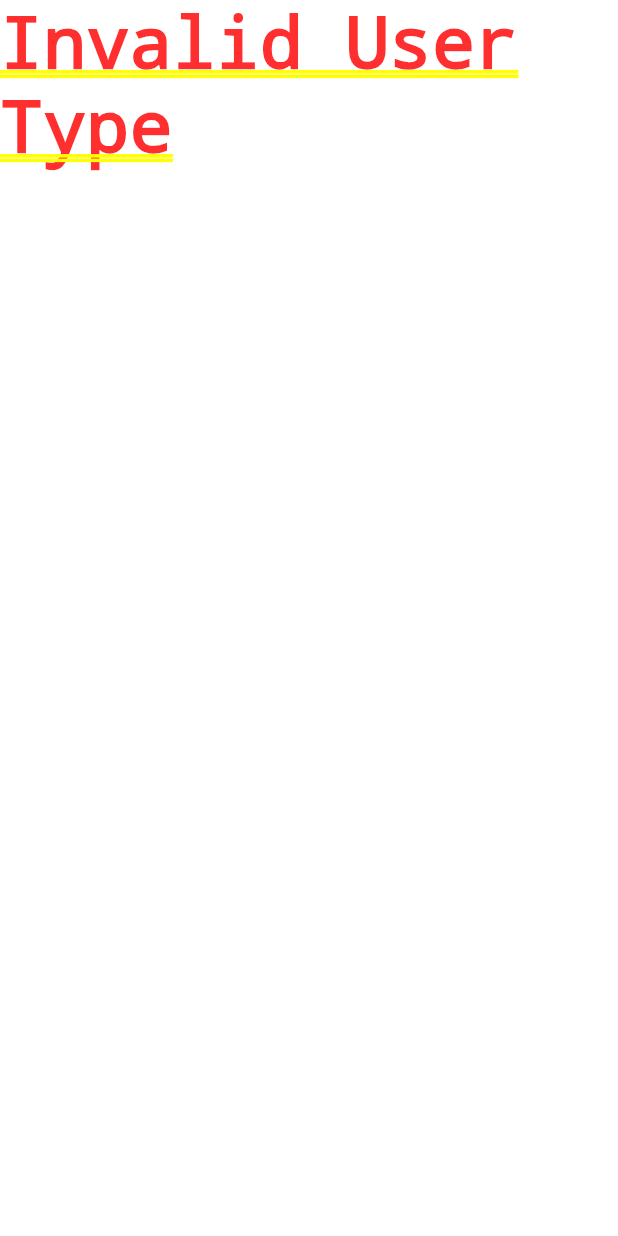
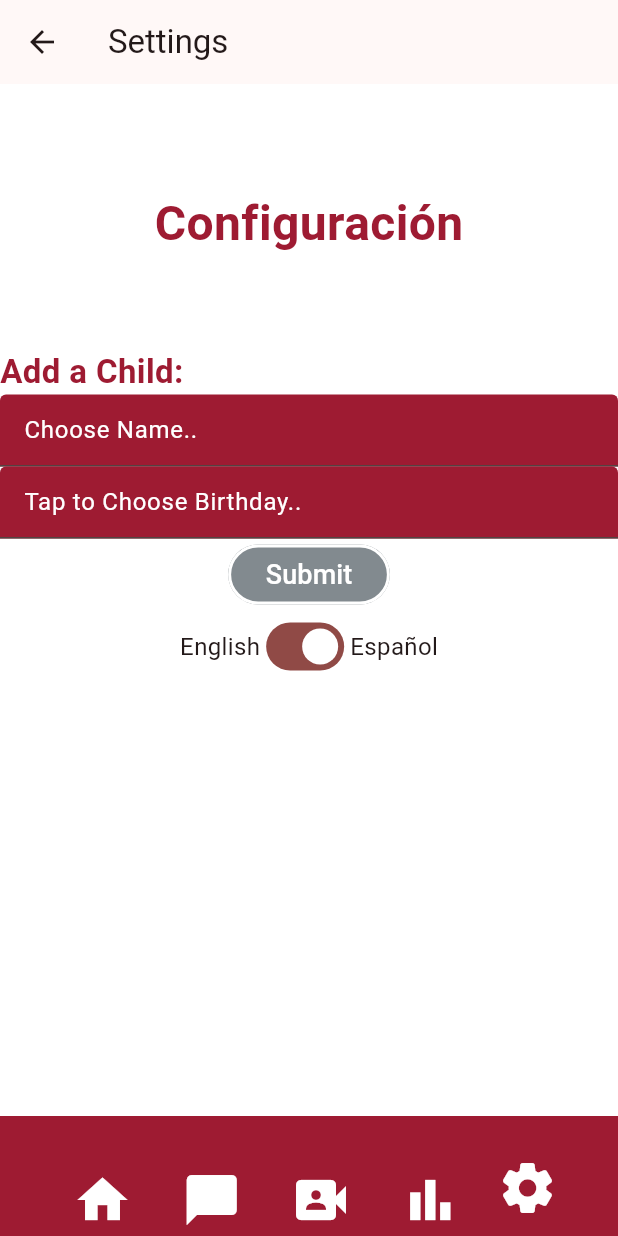
Before and after one commit to Baby-Words-Tracker/Baby_Words, a Flutter app: the AddTextPage screen opened by its route, after a tap on "Settings", on a phone screen of 412 x 824 dp. Run offline on Flutter 3.47's test engine with Material 3 defaults, Android fonts, the phone set to English and light mode, and no system bars; our stand-ins replace cloud_firestore, cloud_functions, csv, firebase_auth, firebase_core, syncfusion_flutter_charts; missing offline and left inert: firebase_ui_auth, firebase_ui_oauth_google; accounts and stored records are empty.

Commit message:
change langauge setting added - some translations still needed for auth and stats page

```diff
--- a/baby_words_tracker/assets/translation.json
+++ b/baby_words_tracker/assets/translation.json
@@ -21,7 +21,8 @@
         "word_success" : "Words successfully submited!",
         "error" : "Error!",
         "words_error" : "not found in dictionary, please try again!",
-        "loading" : "Loading..."
+        "loading" : "Loading...",
+        "Settings" : "Settings"
     },
     "es" :
     {
@@ -45,6 +46,7 @@
         "word_success": "¡Palabras enviadas con éxito!",
         "error": "¡Error!",
         "words_error": "No se encontraron en el diccionario, ¡por favor inténtalo de nuevo!",
-        "loading": "Cargando..."
+        "loading": "Cargando...",
+        "settings" : "Configuración"
     }
 }
--- a/baby_words_tracker/lib/data/models/parent.dart
+++ b/baby_words_tracker/lib/data/models/parent.dart
@@ -72,11 +72,13 @@ class Parent {
     String? email,
     String? name,
     List<String>? childIDs,
+    LanguageCode? language
   }) {
     Map<String, dynamic> map = {};
     if (email != null) map['email'] = email;
     if (name != null) map['name'] = name;
     if (childIDs != null) map['childIDs'] = childIDs;
+    if (language != null) map['language'] = language.displayCode;
     return map;
   }
 
--- a/baby_words_tracker/lib/data/services/parent_data_service.dart
+++ b/baby_words_tracker/lib/data/services/parent_data_service.dart
@@ -60,7 +60,7 @@ class ParentDataService extends ChangeNotifier {
   Future<bool> updateParent(String id,
       {String? email, String? name, List<String>? childIDs, LanguageCode? language}) async {
     final updateData =
-        Parent.createUpdateMap(email: email, name: name, childIDs: childIDs);
+        Parent.createUpdateMap(email: email, name: name, childIDs: childIDs, language: language);
     bool success = await fireRepo.update(Parent.collectionName, id, updateData);
 
     if (!success) {
--- a/baby_words_tracker/lib/l10n/localization_service.dart
+++ b/baby_words_tracker/lib/l10n/localization_service.dart
@@ -1,5 +1,12 @@
 import 'package:baby_words_tracker/l10n/localization.dart';
 import 'package:baby_words_tracker/util/language_code.dart';
+
+import 'package:baby_words_tracker/data/models/parent.dart';
+import 'package:baby_words_tracker/data/services/parent_data_service.dart';
+
+import 'package:baby_words_tracker/util/user_getters.dart';
+import 'package:flutter/material.dart';
+import 'package:provider/provider.dart';
 
 import 'package:baby_words_tracker/data/repositories/firestore_repository.dart';
 import 'package:flutter/foundation.dart';
@@ -21,7 +28,9 @@ class LocalizationService with ChangeNotifier {
 
   Future<void> changeLocale(LanguageCode locale) async {
     _localization = Localization(locale);
-    await _loadTranslations();
+    await _localization.load();
+    notifyListeners();
+    //await _loadTranslations();
   }
 
 }
--- a/baby_words_tracker/lib/pages/auth_gate.dart
+++ b/baby_words_tracker/lib/pages/auth_gate.dart
@@ -91,6 +91,7 @@ class AuthGate extends StatelessWidget {
 
         // Add user to database on first login
         User? user = snapshot.data;
+        //context.read<LocalizationService>().matchParentLanguage(context);
         //matchParentLanguage(context);
 
         if (user == null) {
--- a/baby_words_tracker/lib/pages/home_page.dart
+++ b/baby_words_tracker/lib/pages/home_page.dart
@@ -1,5 +1,7 @@
+import 'package:baby_words_tracker/auth/user_model_service.dart';
 import 'package:baby_words_tracker/pages/shared/top_bar.dart';
 import 'package:baby_words_tracker/pages/testing/role_testing.dart';
+import 'package:baby_words_tracker/data/models/parent.dart';
 import 'package:baby_words_tracker/util/build_word_bank.dart';
 import 'package:baby_words_tracker/l10n/localization.dart';
 import 'package:baby_words_tracker/l10n/localization_service.dart';
@@ -11,11 +13,16 @@ class HomePage extends StatelessWidget {
 
   @override
   Widget build(BuildContext context) {
-    final localization = context.read<LocalizationService>().localization;
+
+    Parent? parent = Provider.of<UserModelService>(context, listen: true).parent;
+    if (parent != null && Provider.of<LocalizationService>(context, listen : true).localization.locale != parent.language) {
+      Provider.of<LocalizationService>(context, listen : false).changeLocale(parent.language);
+    }
 
     return Scaffold(
         backgroundColor: Colors.white,
-      appBar: TopBar(pageName: localization.translate("home_page")),
+        appBar: const TopBar(
+            pageName: "home_page"),
         bottomNavigationBar: BottomAppBar(
           color: const Color(0xFF9E1B32),
           child: Padding(
@@ -46,8 +53,7 @@ class HomePage extends StatelessWidget {
                       ),
                       onPressed: () {
                         Navigator.pushNamed(context, '/uploadvideo');
-                }
-          ),
+                      }),
                   IconButton(
                     icon: const Icon(
                       Icons.bar_chart_outlined,
@@ -80,22 +86,27 @@ class HomePage extends StatelessWidget {
                     },
                   ),
                 ],
-)
+              )),
         ),
-),
-      body: Center(
+        body: Consumer<LocalizationService>(
+          builder: (context, localizationService, child) {
+          return Center(
             child: Column(
               children: [
                 const SizedBox(
-            height : 70,
+                  height: 70,
                 ),
-            Text(localization.translate("hello"), style: TextStyle(fontSize: 32.0, color: Color(0xFF9E1B32), fontWeight: FontWeight.bold)),
+                Text(
+                    localizationService.localization
+                        .translate("hello"),
+                    style: const TextStyle(
+                        fontSize: 32.0,
+                        color: Color(0xFF9E1B32),
+                        fontWeight: FontWeight.bold)),
                 const SizedBox(
-            height : 40,
+                  height: 40,
                 ),
-          Row(
-            mainAxisAlignment: MainAxisAlignment.center,
-            children: [
+                Row(mainAxisAlignment: MainAxisAlignment.center, children: [
                   ElevatedButton(
                     onPressed: () {
                       Navigator.pushNamed(context, '/addtext');
@@ -104,22 +115,30 @@ class HomePage extends StatelessWidget {
                       backgroundColor: const Color(0xFF828A8F),
                       foregroundColor: Colors.white,
                       shape: RoundedRectangleBorder(
-                borderRadius: BorderRadius.circular(30.0), // Change the value to adjust the roundness
+                        borderRadius: BorderRadius.circular(
+                            30.0), // Change the value to adjust the roundness
                       ),
-              padding: const EdgeInsets.symmetric(horizontal: 35, vertical: 40),
+                      padding: const EdgeInsets.symmetric(
+                          horizontal: 35, vertical: 40),
                     ),
                     child: Column(
-              mainAxisSize: MainAxisSize.min, // To keep the button size minimal
+                      mainAxisSize:
+                          MainAxisSize.min, // To keep the button size minimal
                       children: [
-                Icon(Icons.chat_bubble_outlined, color: Colors.white,
-                size: 80.0,),
+                        const Icon(
+                          Icons.chat_bubble_outlined,
+                          color: Colors.white,
+                          size: 80.0,
+                        ),
                         SizedBox(height: 5), // Spacer between icon and text
-                Text(localization.translate("add_words"), style: TextStyle(fontSize: 24.0, fontWeight: FontWeight.bold)),
+                        Text(localizationService.localization.translate("add_words"),
+                            style: const TextStyle(
+                                fontSize: 24.0, fontWeight: FontWeight.bold)),
                       ],
                     ),
                   ),
                   const SizedBox(
-            width : 60,
+                    width: 60,
                   ),
                   ElevatedButton(
                     onPressed: () {
@@ -129,24 +148,31 @@ class HomePage extends StatelessWidget {
                       backgroundColor: const Color(0xFF828A8F),
                       foregroundColor: Colors.white,
                       shape: RoundedRectangleBorder(
-                borderRadius: BorderRadius.circular(30.0), // Change the value to adjust the roundness
+                        borderRadius: BorderRadius.circular(
+                            30.0), // Change the value to adjust the roundness
                       ),
-              padding: const EdgeInsets.symmetric(horizontal: 25, vertical: 40),
+                      padding: const EdgeInsets.symmetric(
+                          horizontal: 25, vertical: 40),
                     ),
                     child: Column(
-              mainAxisSize: MainAxisSize.min, // To keep the button size minimal
+                      mainAxisSize:
+                          MainAxisSize.min, // To keep the button size minimal
                       children: [
-                Icon(Icons.video_camera_front, color: Colors.white,
-                size: 80.0,),
-                SizedBox(height: 5), // Spacer between icon and text
-                Text(localization.translate("upload_video"), style: TextStyle(fontSize: 24.0, fontWeight: FontWeight.bold)),
+                        const Icon(
+                          Icons.video_camera_front,
+                          color: Colors.white,
+                          size: 80.0,
+                        ),
+                        const SizedBox(height: 5), // Spacer between icon and text
+                        Text(localizationService.localization.translate("upload_video"),
+                            style: const TextStyle(
+                                fontSize: 24.0, fontWeight: FontWeight.bold)),
                       ],
                     ),
                   ),
-            ]
-          ),
+                ]),
                 const SizedBox(
-            height : 40,
+                  height: 40,
                 ),
                 Row(
                   mainAxisAlignment: MainAxisAlignment.center,
@@ -159,22 +185,30 @@ class HomePage extends StatelessWidget {
                         backgroundColor: const Color(0xFF828A8F),
                         foregroundColor: Colors.white,
                         shape: RoundedRectangleBorder(
-                borderRadius: BorderRadius.circular(30.0), // Change the value to adjust the roundness
+                          borderRadius: BorderRadius.circular(
+                              30.0), // Change the value to adjust the roundness
                         ),
-              padding: const EdgeInsets.symmetric(horizontal: 37, vertical: 40),
+                        padding: const EdgeInsets.symmetric(
+                            horizontal: 37, vertical: 40),
                       ),
                       child: Column(
-              mainAxisSize: MainAxisSize.min, // To keep the button size minimal
+                        mainAxisSize:
+                            MainAxisSize.min, // To keep the button size minimal
                         children: [
-                Icon(Icons.bar_chart_outlined, color: Colors.white,
-                size: 80.0,),
-                SizedBox(height: 5), // Spacer between icon and text
-                Text(localization.translate("view_stats"), style: TextStyle(fontSize: 24.0, fontWeight: FontWeight.bold)),
+                          const Icon(
+                            Icons.bar_chart_outlined,
+                            color: Colors.white,
+                            size: 80.0,
+                          ),
+                          const SizedBox(height: 5), // Spacer between icon and text
+                          Text(localizationService.localization.translate("view_stats"),
+                              style: const TextStyle(
+                                  fontSize: 24.0, fontWeight: FontWeight.bold)),
                         ],
                       ),
                     ),
                     const SizedBox(
-            width : 60,
+                      width: 60,
                     ),
                     ElevatedButton(
                       onPressed: () {
@@ -184,17 +218,25 @@ class HomePage extends StatelessWidget {
                         backgroundColor: const Color(0xFF828A8F),
                         foregroundColor: Colors.white,
                         shape: RoundedRectangleBorder(
-                borderRadius: BorderRadius.circular(30.0), // Change the value to adjust the roundness
+                          borderRadius: BorderRadius.circular(
+                              30.0), // Change the value to adjust the roundness
                         ),
-              padding: const EdgeInsets.symmetric(horizontal: 55, vertical: 40),
+                        padding: const EdgeInsets.symmetric(
+                            horizontal: 55, vertical: 40),
                       ),
                       child: const Column(
-              mainAxisSize: MainAxisSize.min, // To keep the button size minimal
+                        mainAxisSize:
+                            MainAxisSize.min, // To keep the button size minimal
                         children: [
-                Icon(Icons.settings_rounded, color: Colors.white,
-                size: 80.0,),
+                          Icon(
+                            Icons.settings_rounded,
+                            color: Colors.white,
+                            size: 80.0,
+                          ),
                           SizedBox(height: 5), // Spacer between icon and text
-                Text('Settings', style: TextStyle(fontSize: 24.0, fontWeight: FontWeight.bold)),
+                          Text('Settings',
+                              style: TextStyle(
+                                  fontSize: 24.0, fontWeight: FontWeight.bold)),
                         ],
                       ),
                     ),
@@ -202,8 +244,7 @@ class HomePage extends StatelessWidget {
                 ),
               ],
             ),
-
-      ),
           );
+        }));
   }
 }
--- a/baby_words_tracker/lib/pages/settings.dart
+++ b/baby_words_tracker/lib/pages/settings.dart
@@ -1,3 +1,5 @@
+import 'package:baby_words_tracker/data/services/parent_data_service.dart';
+import 'package:baby_words_tracker/auth/user_model_service.dart';
 import 'package:flutter/material.dart';
 import 'package:provider/provider.dart';
 import 'package:baby_words_tracker/util/child_utils.dart';
@@ -9,31 +11,19 @@ import 'package:baby_words_tracker/util/user_getters.dart';
 import 'package:baby_words_tracker/l10n/localization.dart';
 import 'package:baby_words_tracker/l10n/localization_service.dart';
 
-
 class SettingsPage extends StatefulWidget {
   const SettingsPage({super.key});
 
   @override
   State<SettingsPage> createState() => _AddSettingsPage();
 }
+
 class _AddSettingsPage extends State<SettingsPage> {
-
   final TextEditingController textcontroller1 = TextEditingController();
   final TextEditingController textcontroller2 = TextEditingController();
 
-
-
   @override
   Widget build(BuildContext context) {
-    Parent? currParent = getCurrentParent(context);
-    if (currParent == null)
-    {
-      return const Text("Invalid User Type");
-    }
-
-    final localizationService = context.read<LocalizationService>();
-    var localization = localizationService.localization;
-
     return Scaffold(
         backgroundColor: Colors.white,
         appBar: AppBar(
@@ -74,8 +64,7 @@ class _AddSettingsPage extends State<SettingsPage> {
                       ),
                       onPressed: () {
                         Navigator.pushNamed(context, '/uploadvideo');
-                }
-          ),
+                      }),
                   IconButton(
                     icon: const Icon(
                       Icons.bar_chart_outlined,
@@ -92,23 +81,66 @@ class _AddSettingsPage extends State<SettingsPage> {
                     size: 40.0,
                   ),
                 ],
-)
+              )),
         ),
-),
-      body: Center(
+        body: Consumer<LocalizationService>(
+          builder: (context, localizationService, child) {
+            var localization = localizationService.localization;
+            bool _isSpanish = localization.locale == LanguageCode.es;
+            return Center(
               child: Column(
                 children: [
                   const SizedBox(
-            height : 70,
+                    height: 70,
                   ),
-            const Text('Settings', style: TextStyle(fontSize: 32.0, color: Color(0xFF9E1B32), fontWeight: FontWeight.bold)),
+                  Text(localization.translate("settings"),
+                      style: const TextStyle(
+                          fontSize: 32.0,
+                          color: Color(0xFF9E1B32),
+                          fontWeight: FontWeight.bold)),
                   const SizedBox(
-            height : 60,
+                    height: 60,
                   ),
-          childAddingFeature(context, textcontroller1, textcontroller2)
+                  childAddingFeature(context, textcontroller1, textcontroller2),
+                  Row(
+                    mainAxisAlignment: MainAxisAlignment.center,
+                    children: [
+                      const Text(
+                        'English',
+                        style: TextStyle(fontSize: 16),
+                      ),
+                      Switch(
+                        value: _isSpanish,
+                        onChanged: (value) {
+                          setState(() {
+                            late LanguageCode newLanguage;
+                            if (_isSpanish) {
+                              newLanguage = LanguageCode.en;
+                            } else {
+                              newLanguage = LanguageCode.es;
+                            }
+                            Parent parent = Provider.of<UserModelService>(
+                                    context,
+                                    listen: false)
+                                .parent!;
+                            Provider.of<ParentDataService>(context,
+                                    listen: false)
+                                .updateParent(parent.id, language: newLanguage);
+
+                            ///localizationService.changeLocale(newLanguage);
+                          });
+                        },
+                      ),
+                      const Text(
+                        'Español',
+                        style: TextStyle(fontSize: 16),
+                      ),
+                    ],
+                  )
                 ],
               ),
-      ),
             );
+          },
+        ));
   }
 }
```
Also changed, not shown: baby_words_tracker/lib/l10n/localization.dart (+3 -4 lines). Lines whose indentation alone changed are shown as unchanged.
